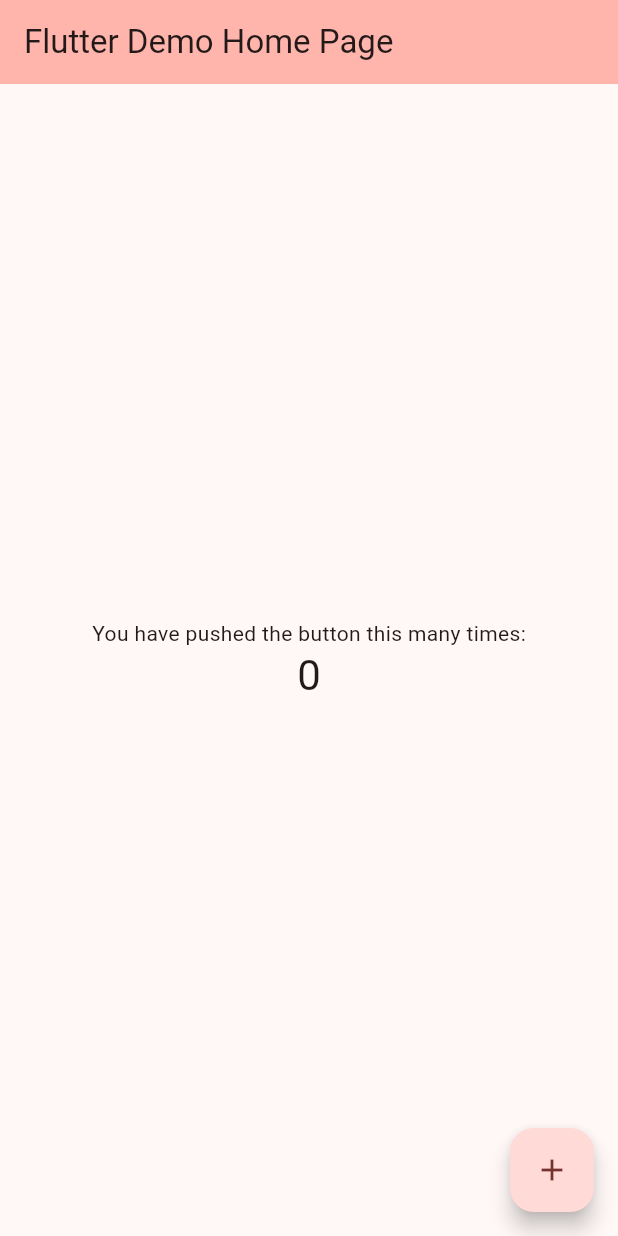
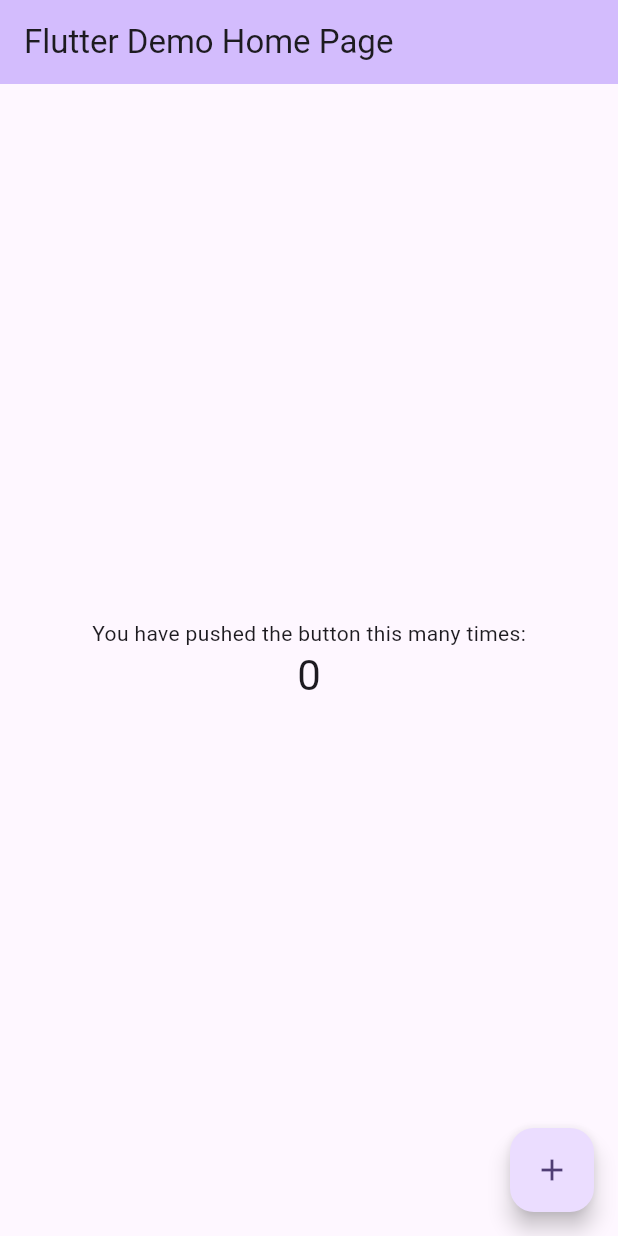
Before and after one commit to kinan-sleman/flutter_bloc_course, a Flutter app: the screen it shows after launch, on a phone screen of 412 x 824 dp. Run offline on Flutter 3.47's test engine with Material 2 defaults, Android fonts, the phone set to English and light mode, and no system bars.

Commit message:
Editing On Main File To Be Original

```diff
--- a/lib/main.dart
+++ b/lib/main.dart
@@ -1,43 +1,108 @@
 import 'package:flutter/material.dart';
+
 void main() {
   runApp(const MyApp());
 }
+
 class MyApp extends StatelessWidget {
   const MyApp({super.key});
+
+  // This widget is the root of your application.
   @override
   Widget build(BuildContext context) {
     return MaterialApp(
       title: 'Flutter Demo',
       theme: ThemeData(
-        colorScheme: ColorScheme.fromSeed(seedColor: Colors.redAccent.shade100),
+        // This is the theme of your application.
+        //
+        // TRY THIS: Try running your application with "flutter run". You'll see
+        // the application has a blue toolbar. Then, without quitting the app,
+        // try changing the seedColor in the colorScheme below to Colors.green
+        // and then invoke "hot reload" (save your changes or press the "hot
+        // reload" button in a Flutter-supported IDE, or press "r" if you used
+        // the command line to start the app).
+        //
+        // Notice that the counter didn't reset back to zero; the application
+        // state is not lost during the reload. To reset the state, use hot
+        // restart instead.
+        //
+        // This works for code too, not just values: Most code changes can be
+        // tested with just a hot reload.
+        colorScheme: ColorScheme.fromSeed(seedColor: Colors.deepPurple),
         useMaterial3: true,
       ),
       home: const MyHomePage(title: 'Flutter Demo Home Page'),
     );
   }
 }
+
 class MyHomePage extends StatefulWidget {
   const MyHomePage({super.key, required this.title});
+
+  // This widget is the home page of your application. It is stateful, meaning
+  // that it has a State object (defined below) that contains fields that affect
+  // how it looks.
+
+  // This class is the configuration for the state. It holds the values (in this
+  // case the title) provided by the parent (in this case the App widget) and
+  // used by the build method of the State. Fields in a Widget subclass are
+  // always marked "final".
+
   final String title;
+
   @override
   State<MyHomePage> createState() => _MyHomePageState();
 }
+
 class _MyHomePageState extends State<MyHomePage> {
   int _counter = 0;
+
   void _incrementCounter() {
     setState(() {
+      // This call to setState tells the Flutter framework that something has
+      // changed in this State, which causes it to rerun the build method below
+      // so that the display can reflect the updated values. If we changed
+      // _counter without calling setState(), then the build method would not be
+      // called again, and so nothing would appear to happen.
       _counter++;
     });
   }
+
   @override
   Widget build(BuildContext context) {
+    // This method is rerun every time setState is called, for instance as done
+    // by the _incrementCounter method above.
+    //
+    // The Flutter framework has been optimized to make rerunning build methods
+    // fast, so that you can just rebuild anything that needs updating rather
+    // than having to individually change instances of widgets.
     return Scaffold(
       appBar: AppBar(
+        // TRY THIS: Try changing the color here to a specific color (to
+        // Colors.amber, perhaps?) and trigger a hot reload to see the AppBar
+        // change color while the other colors stay the same.
         backgroundColor: Theme.of(context).colorScheme.inversePrimary,
+        // Here we take the value from the MyHomePage object that was created by
+        // the App.build method, and use it to set our appbar title.
         title: Text(widget.title),
       ),
       body: Center(
+        // Center is a layout widget. It takes a single child and positions it
+        // in the middle of the parent.
         child: Column(
+          // Column is also a layout widget. It takes a list of children and
+          // arranges them vertically. By default, it sizes itself to fit its
+          // children horizontally, and tries to be as tall as its parent.
+          //
+          // Column has various properties to control how it sizes itself and
+          // how it positions its children. Here we use mainAxisAlignment to
+          // center the children vertically; the main axis here is the vertical
+          // axis because Columns are vertical (the cross axis would be
+          // horizontal).
+          //
+          // TRY THIS: Invoke "debug painting" (choose the "Toggle Debug Paint"
+          // action in the IDE, or press "p" in the console), to see the
+          // wireframe for each widget.
           mainAxisAlignment: MainAxisAlignment.center,
           children: <Widget>[
             const Text(
@@ -54,7 +119,7 @@ class _MyHomePageState extends State<MyHomePage> {
         onPressed: _incrementCounter,
         tooltip: 'Increment',
         child: const Icon(Icons.add),
-      ),
+      ), // This trailing comma makes auto-formatting nicer for build methods.
     );
   }
 }
```
